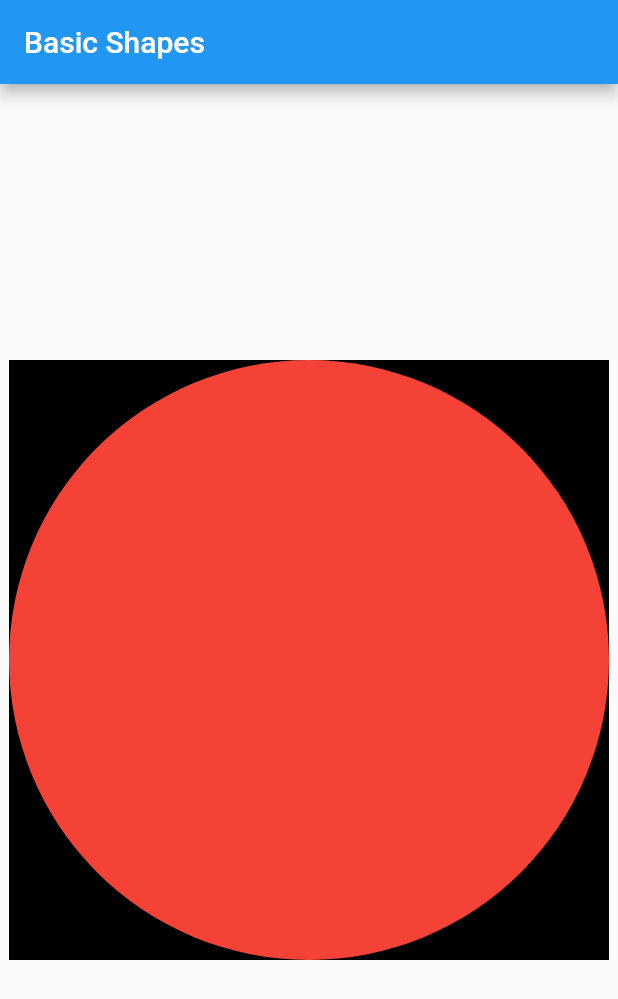
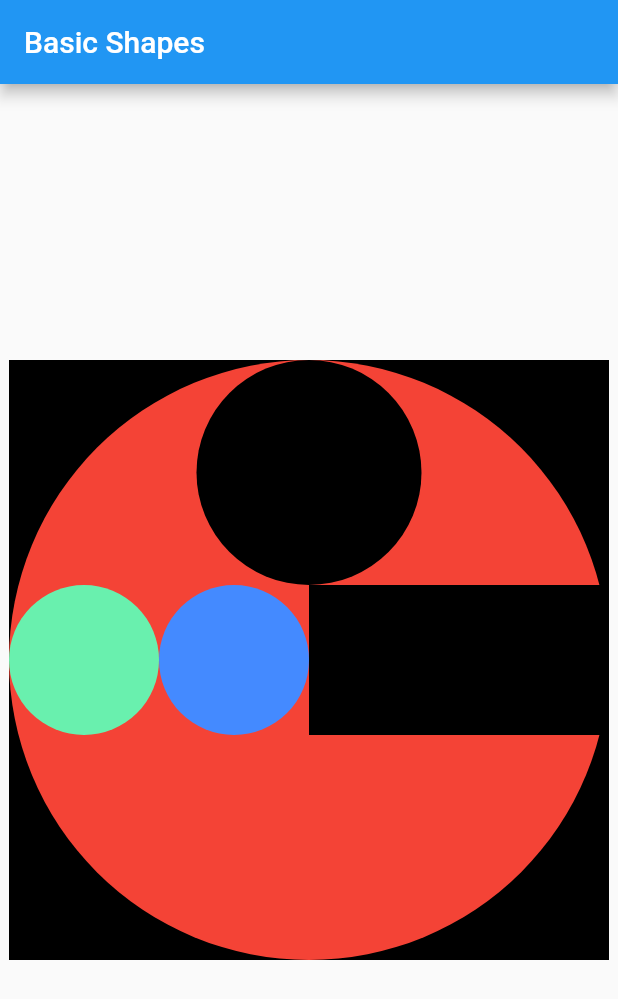
Before and after one commit to MichaelKMalak/flutter_practice, a Flutter app: the screen it shows after launch, on a phone screen of 412 x 824 dp. Shown: the top 999 px of the screen. Run offline on Flutter 3.47's test engine with Material 2 defaults, Android fonts, the light colour scheme and no system bars.

Commit message:
Modifying shapes

```diff
--- a/lib/main.dart
+++ b/lib/main.dart
@@ -29,6 +29,44 @@ class HelloRectangle extends StatelessWidget {
               color: Colors.red,
               shape: BoxShape.circle,
             ),
+            child: Column(
+              children: <Widget>[
+                Container(
+                  height: 150.0,
+                  width: 150.0,
+                  decoration: new BoxDecoration(
+                    shape: BoxShape.circle,
+                    color: Colors.black,
+                  ),
+                ),
+
+                Row(
+                  children: <Widget>[
+                    Container(
+                      height: 100.0,
+                      width: 100.0,
+                      decoration: new BoxDecoration(
+                        shape: BoxShape.circle,
+                        color: Colors.greenAccent,
+                      ),
+                    ),
+                    Container(
+                      height: 100.0,
+                      width: 100.0,
+                      decoration: new BoxDecoration(
+                        shape: BoxShape.circle,
+                        color: Colors.blueAccent,
+                      ),
+                    ),
+                    Container(
+                      height: 100.0,
+                      width: 200.0,
+                      color: Colors.black,
+                    ),
+                  ],
+                ),
+              ],
+            ),
           ),
         ),
       ),
```
